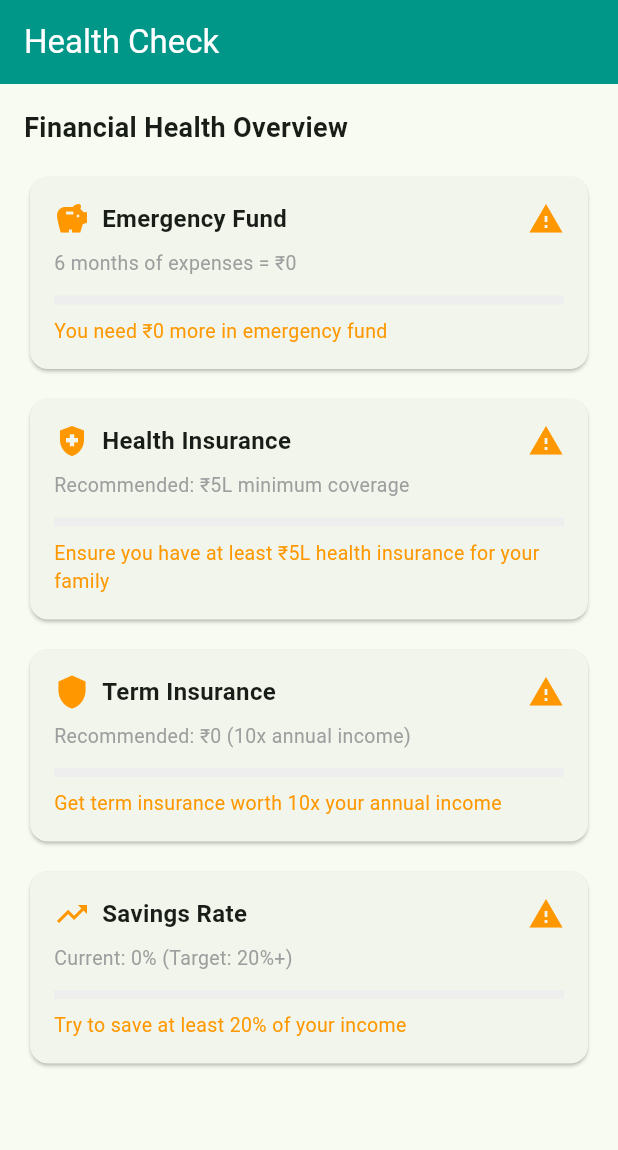
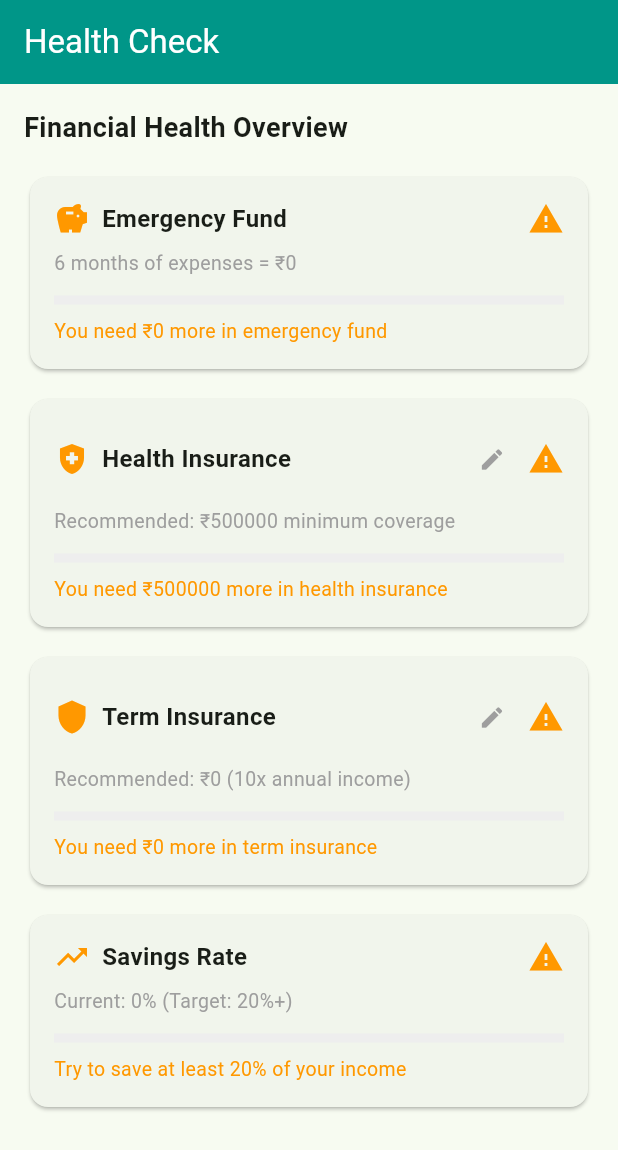
Before and after one commit to logeethraj/finmap, a Flutter app: the HealthCheckScreen screen opened directly, on a phone screen of 412 x 824 dp. Shown: the top 1150 px of the screen. Run offline on Flutter 3.47's test engine with Material 3 defaults, Android fonts, the phone set to English and light mode, and no system bars; our stand-ins replace csv, file_picker, shared_preferences, supabase_flutter; accounts and stored records are empty.

Commit message:
Fix bug 008 - dynamic insurance adequacy with editable coverage, fix bug 016 - dashboard share with clipboard

```diff
--- a/lib/screens/health_check_screen.dart
+++ b/lib/screens/health_check_screen.dart
@@ -1,5 +1,6 @@
 import 'package:flutter/material.dart';
 import 'package:supabase_flutter/supabase_flutter.dart';
+import 'package:shared_preferences/shared_preferences.dart';
 
 class HealthCheckScreen extends StatefulWidget {
   const HealthCheckScreen({super.key});
@@ -12,6 +13,8 @@ class _HealthCheckScreenState extends State<HealthCheckScreen> {
   final _supabase = Supabase.instance.client;
   double _monthlyExpenses = 0;
   double _monthlyIncome = 0;
+  double _healthCoverage = 0;
+  double _termCoverage = 0;
   bool _isLoading = true;
 
   @override
@@ -27,11 +30,47 @@ class _HealthCheckScreenState extends State<HealthCheckScreen> {
       if (t['type'] == 'income') income += (t['amount'] as num);
       if (t['type'] == 'expense') expenses += (t['amount'] as num);
     }
+
+    final prefs = await SharedPreferences.getInstance();
+
     setState(() {
       _monthlyIncome = income;
       _monthlyExpenses = expenses;
+      _healthCoverage = prefs.getDouble('healthCoverage') ?? 0;
+      _termCoverage = prefs.getDouble('termCoverage') ?? 0;
       _isLoading = false;
     });
+  }
+
+  Future<void> _editCoverage(String key, double current, String title) async {
+    final controller = TextEditingController(text: current == 0 ? '' : current.toStringAsFixed(0));
+    final result = await showDialog<double>(
+      context: context,
+      builder: (context) => AlertDialog(
+        title: Text(title),
+        content: TextField(
+          controller: controller,
+          keyboardType: TextInputType.number,
+          decoration: const InputDecoration(labelText: 'Current Coverage (₹)'),
+        ),
+        actions: [
+          TextButton(onPressed: () => Navigator.pop(context), child: const Text('Cancel')),
+          ElevatedButton(
+            onPressed: () => Navigator.pop(context, double.tryParse(controller.text) ?? 0),
+            child: const Text('Save'),
+          ),
+        ],
+      ),
+    );
+
+    if (result != null) {
+      final prefs = await SharedPreferences.getInstance();
+      await prefs.setDouble(key, result);
+      setState(() {
+        if (key == 'healthCoverage') _healthCoverage = result;
+        if (key == 'termCoverage') _termCoverage = result;
+      });
+    }
   }
 
   @override
@@ -39,8 +78,14 @@ class _HealthCheckScreenState extends State<HealthCheckScreen> {
     final emergencyFundNeeded = _monthlyExpenses * 6;
     final emergencyFundProgress = emergencyFundNeeded > 0 ? (_monthlyIncome / emergencyFundNeeded).clamp(0.0, 1.0) : 0.0;
     final savingsRate = _monthlyIncome > 0 ? ((_monthlyIncome - _monthlyExpenses) / _monthlyIncome * 100) : 0.0;
-    final termInsuranceNeeded = _monthlyIncome * 12 * 10;
-    final healthInsuranceOk = _monthlyIncome > 0;
+
+    const healthNeeded = 500000.0;
+    final healthProgress = (_healthCoverage / healthNeeded).clamp(0.0, 1.0);
+    final healthOk = _healthCoverage >= healthNeeded;
+
+    final termNeeded = _monthlyIncome * 12 * 10;
+    final termProgress = termNeeded > 0 ? (_termCoverage / termNeeded).clamp(0.0, 1.0) : 0.0;
+    final termOk = termNeeded > 0 && _termCoverage >= termNeeded;
 
     return Scaffold(
       appBar: AppBar(
@@ -70,19 +115,29 @@ class _HealthCheckScreenState extends State<HealthCheckScreen> {
                 _healthCard(
                   icon: Icons.health_and_safety,
                   title: 'Health Insurance',
-                  subtitle: 'Recommended: ₹5L minimum coverage',
-                  progress: healthInsuranceOk ? 0.7 : 0.0,
-                  tip: 'Ensure you have at least ₹5L health insurance for your family',
-                  isOk: healthInsuranceOk,
+                  subtitle: _healthCoverage > 0
+                      ? 'You have ₹${_healthCoverage.toStringAsFixed(0)} • Recommended ₹${healthNeeded.toStringAsFixed(0)}'
+                      : 'Recommended: ₹${healthNeeded.toStringAsFixed(0)} minimum coverage',
+                  progress: healthProgress,
+                  tip: healthOk
+                      ? 'Health insurance coverage is sufficient ✅'
+                      : 'You need ₹${(healthNeeded - _healthCoverage).toStringAsFixed(0)} more in health insurance',
+                  isOk: healthOk,
+                  onEdit: () => _editCoverage('healthCoverage', _healthCoverage, 'My Health Insurance Coverage'),
                 ),
                 const SizedBox(height: 12),
                 _healthCard(
                   icon: Icons.shield,
                   title: 'Term Insurance',
-                  subtitle: 'Recommended: ₹${termInsuranceNeeded.toStringAsFixed(0)} (10x annual income)',
-                  progress: termInsuranceNeeded > 0 ? 0.5 : 0.0,
-                  tip: 'Get term insurance worth 10x your annual income',
-                  isOk: false,
+                  subtitle: _termCoverage > 0
+                      ? 'You have ₹${_termCoverage.toStringAsFixed(0)} • Recommended ₹${termNeeded.toStringAsFixed(0)}'
+                      : 'Recommended: ₹${termNeeded.toStringAsFixed(0)} (10x annual income)',
+                  progress: termProgress,
+                  tip: termOk
+                      ? 'Term insurance coverage is sufficient ✅'
+                      : 'You need ₹${(termNeeded - _termCoverage).toStringAsFixed(0)} more in term insurance',
+                  isOk: termOk,
+                  onEdit: () => _editCoverage('termCoverage', _termCoverage, 'My Term Insurance Coverage'),
                 ),
                 const SizedBox(height: 12),
                 _healthCard(
@@ -107,6 +162,7 @@ class _HealthCheckScreenState extends State<HealthCheckScreen> {
     required double progress,
     required String tip,
     required bool isOk,
+    VoidCallback? onEdit,
   }) {
     return Card(
       child: Padding(
@@ -122,6 +178,12 @@ class _HealthCheckScreenState extends State<HealthCheckScreen> {
                   child: Text(title,
                       style: const TextStyle(fontSize: 16, fontWeight: FontWeight.bold)),
                 ),
+                if (onEdit != null)
+                  IconButton(
+                    icon: const Icon(Icons.edit, size: 18, color: Colors.grey),
+                    onPressed: onEdit,
+                    tooltip: 'Update my coverage',
+                  ),
                 Icon(isOk ? Icons.check_circle : Icons.warning,
                     color: isOk ? Colors.green : Colors.orange),
               ],
```
Also changed, not shown: lib/screens/dashboard_screen.dart (+55 -0 lines).
